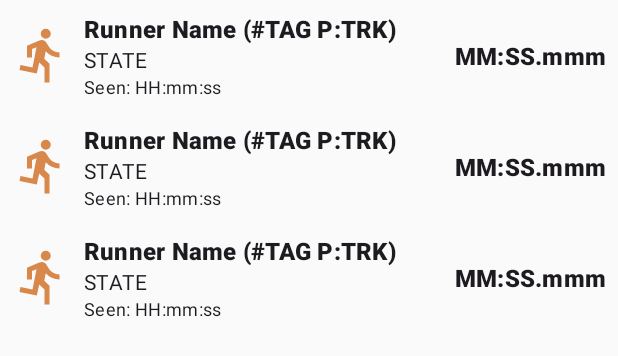
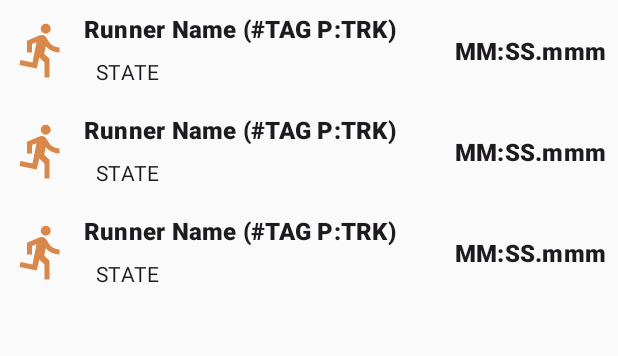
Before and after one commit to dcowden/patriot_logger_android, an Android app: the layout fragment_log.xml on its own in the app's theme, with its tools: preview values and no code run, on a phone screen of 412 x 824 dp. Shown: the top 356 px of the screen. Run offline under Robolectric (Android 15) with nearby library versions, the phone set to English and light mode, and no system bars.

Commit message:
fixed layout issue. fixed scrolling issone tag list

```diff
--- a/app/src/main/java/com/patriotlogger/logger/ui/MainActivity.java
+++ b/app/src/main/java/com/patriotlogger/logger/ui/MainActivity.java
@@ -312,7 +312,7 @@ public class MainActivity extends AppCompatActivity implements EasyPermissions.P
             }
         }
 
-        Toast.makeText(this, "Generating CSV files...", Toast.LENGTH_SHORT).show();
+        //Toast.makeText(this, "Generating CSV files...", Toast.LENGTH_SHORT).show();
 
         executorService.execute(() -> {
             AppDatabase db = repository.getDatabase();
--- a/app/src/main/res/layout/activity_main.xml
+++ b/app/src/main/res/layout/activity_main.xml
@@ -74,12 +74,12 @@
         <TextView
             android:id="@+id/tvClock"
             android:layout_width="match_parent"
-            android:layout_height="223dp"
+            android:layout_height="150dp"
             android:gravity="center"
             android:paddingTop="8dp"
             android:paddingBottom="8dp"
             android:text="--:--"
-            android:textSize="64sp"
+            android:textSize="100sp"
             android:textStyle="bold"
             android:typeface="monospace" />
 
--- a/app/src/main/res/layout/fragment_log.xml
+++ b/app/src/main/res/layout/fragment_log.xml
@@ -10,10 +10,12 @@
         android:id="@+id/rvLogEntries"
         android:layout_width="0dp"
         android:layout_height="0dp"
+        app:layout_constraintBottom_toBottomOf="parent"
+        app:layout_constraintEnd_toEndOf="parent"
+        app:layout_constraintHorizontal_bias="0.0"
+        app:layout_constraintStart_toStartOf="parent"
         app:layout_constraintTop_toTopOf="parent"
-        app:layout_constraintBottom_toBottomOf="parent"
-        app:layout_constraintStart_toStartOf="parent"
-        app:layout_constraintEnd_toEndOf="parent"
+        app:layout_constraintVertical_bias="0.0"
         tools:listitem="@layout/item_runner" />
 
 </androidx.constraintlayout.widget.ConstraintLayout>
--- a/app/src/main/res/layout/item_runner.xml
+++ b/app/src/main/res/layout/item_runner.xml
@@ -14,32 +14,40 @@
         app:srcCompat="@drawable/img_approaching" /> <!-- Default icon, will be changed by adapter -->
 
     <LinearLayout
+        android:layout_width="0dp"
+        android:layout_height="51dp"
+        android:layout_weight="1"
         android:orientation="vertical"
-        android:layout_width="0dp"
-        android:layout_height="wrap_content"
-        android:layout_weight="1"
         android:paddingStart="8dp"
         android:paddingEnd="8dp">
+
         <TextView
             android:id="@+id/tvName"
             android:layout_width="wrap_content"
             android:layout_height="wrap_content"
             android:text="Runner Name (#TAG P:TRK)"
-            android:textStyle="bold"
-            android:textAppearance="?attr/textAppearanceListItem"/>
-        <TextView
-            android:id="@+id/tvStatus"
-            android:layout_width="wrap_content"
-            android:layout_height="wrap_content"
-            android:text="STATE"
-            android:textAppearance="?attr/textAppearanceListItemSecondary"/>
-        <TextView
-            android:id="@+id/tvLastSeen"
-            android:layout_width="wrap_content"
-            android:layout_height="wrap_content"
-            android:text="Seen: HH:mm:ss"
-            android:textAppearance="?attr/textAppearanceListItemSecondary"
-            android:textSize="12sp"/>
+            android:textAppearance="?attr/textAppearanceListItem"
+            android:textStyle="bold" />
+
+
+
+        <LinearLayout
+            android:layout_width="match_parent"
+            android:layout_height="50dp"
+            android:orientation="horizontal"
+
+            android:padding="8dp">
+
+            <TextView
+                android:id="@+id/tvStatus"
+                android:layout_width="76dp"
+                android:layout_height="match_parent"
+                android:text="STATE"
+                android:textAppearance="?attr/textAppearanceListItemSecondary" />
+
+
+        </LinearLayout>
+
     </LinearLayout>
 
     <TextView
```
Also changed, not shown: app/src/main/java/com/patriotlogger/logger/ui/LogFragment.java (+13 -3 lines), app/src/main/java/com/patriotlogger/logger/ui/RunnerAdapter.java (+3 -9 lines).
